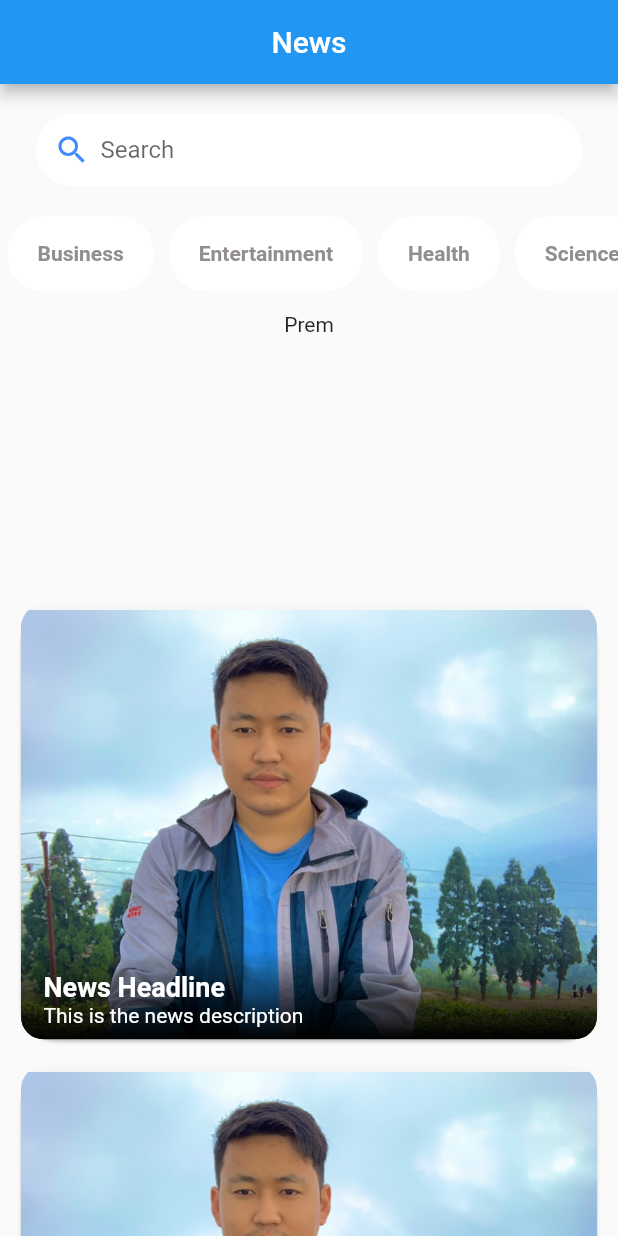
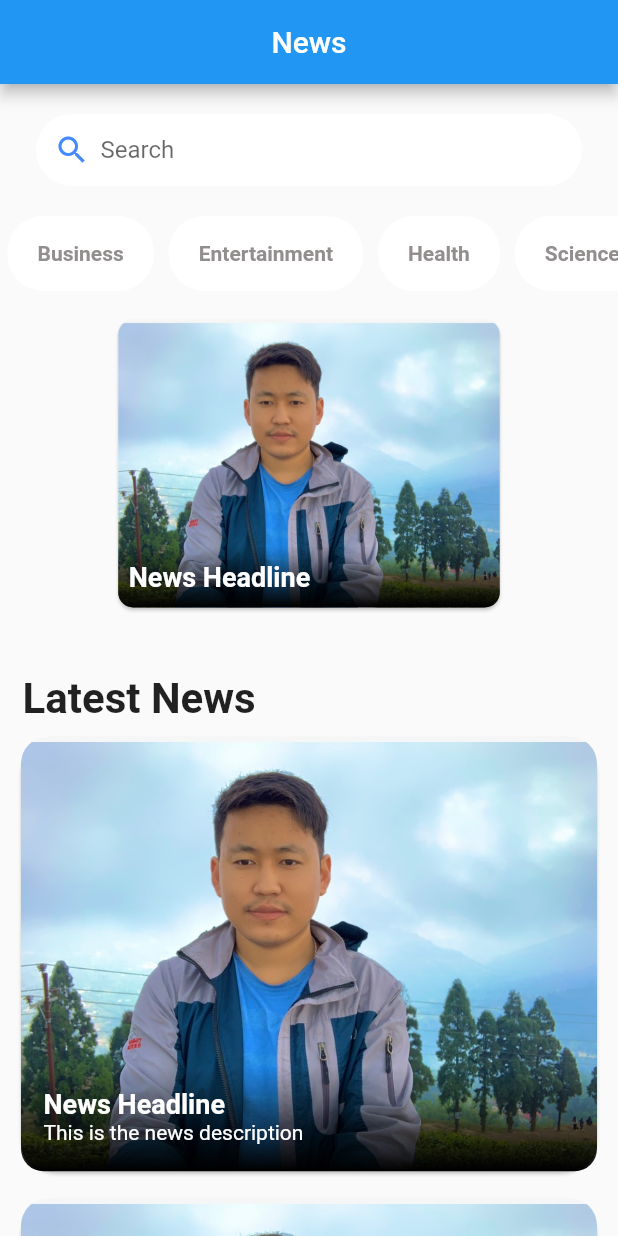
Before and after one commit to PremRai345/NewsApp, a Flutter app: the screen it shows after launch, on a phone screen of 412 x 824 dp. Run offline on Flutter 3.47's test engine with Material 2 defaults, Android fonts, the phone set to English and light mode, and no system bars; drawn by our look-alikes of carousel_slider.

Commit message:
Update home.dart
Home UI is updated.

```diff
--- a/news/lib/home.dart
+++ b/news/lib/home.dart
@@ -96,45 +96,96 @@ class _HomeState extends State<Home> {
                 },
               ),
             ),
-            CarouselSlider(
+            Container(
+              margin: const EdgeInsets.symmetric(vertical: 15),
+              child: CarouselSlider(
                 options: CarouselOptions(
                   height: 200,
                   autoPlay: true,
-                autoPlayInterval: const Duration(seconds: 3),
-                autoPlayAnimationDuration: const Duration(milliseconds: 800),
-                autoPlayCurve: Curves.fastOutSlowIn,
                   enlargeCenterPage: true,
                   scrollDirection: Axis.horizontal,
                   enableInfiniteScroll: false,
                 ),
-              items: items.map(
-                (item) {
-                  return Builder(
-                    builder: (BuildContext context) {
-                      return InkWell(
-                        onTap: () {
-                          print("Tapped");
-                        },
+                items: items.map((item) {
+                  return Builder(builder: (BuildContext context) {
+                    return Container(
+                      child: Card(
+                        shape: RoundedRectangleBorder(
+                          borderRadius: BorderRadius.circular(10),
+                        ),
+                        child: Stack(
+                          children: [
+                            ClipRRect(
+                              borderRadius: BorderRadius.circular(10),
+                              child: Image.asset(
+                                'assets/images/prem.jpg',
+                                fit: BoxFit.fitHeight,
+                                height: double.infinity,
+                              ),
+                            ),
+                            Positioned(
+                              left: 0,
+                              right: 0,
+                              bottom: 0,
                               child: Container(
-                          margin: const EdgeInsets.symmetric(
-                              horizontal: 5.0, vertical: 14.0),
-                          child: Text(item),
+                                decoration: BoxDecoration(
+                                  borderRadius: BorderRadius.circular(10),
+                                  gradient: LinearGradient(
+                                      colors: [
+                                        Colors.black12.withOpacity(0),
+                                        Colors.black,
+                                      ],
+                                      begin: Alignment.topCenter,
+                                      end: Alignment.bottomCenter),
+                                ),
+                                child: Container(
+                                  padding: const EdgeInsets.symmetric(
+                                      horizontal: 7, vertical: 10),
+                                  child: const Text(
+                                    'News Headline',
+                                    style: TextStyle(
+                                      fontSize: 18,
+                                      fontWeight: FontWeight.bold,
+                                      color: Colors.white,
+                                    ),
+                                  ),
+                                ),
+                              ),
+                            ),
+                          ],
+                        ),
                       ),
                     );
-                    },
-                  );
-                },
-              ).toList(),
+                  });
+                }).toList(),
+              ),
             ),
             Container(
-              child: ListView.builder(
-                physics: NeverScrollableScrollPhysics(),
+              child: Column(
+                children: [
+                  Container(
+                    margin: const EdgeInsets.fromLTRB(15, 25, 0, 0),
+                    child: Row(
+                      mainAxisAlignment: MainAxisAlignment.start,
+                      children: const [
+                        Text(
+                          'Latest News',
+                          style: TextStyle(
+                            fontWeight: FontWeight.bold,
+                            fontSize: 28,
+                          ),
+                        ),
+                      ],
+                    ),
+                  ),
+                  ListView.builder(
+                    physics: const NeverScrollableScrollPhysics(),
                     shrinkWrap: true,
                     itemCount: 10,
                     itemBuilder: (context, index) {
                       return Container(
-                    margin:
-                        const EdgeInsets.symmetric(horizontal: 10, vertical: 5),
+                        margin: const EdgeInsets.symmetric(
+                            horizontal: 10, vertical: 5),
                         child: Card(
                           shape: RoundedRectangleBorder(
                             borderRadius: BorderRadius.circular(24),
@@ -143,7 +194,7 @@ class _HomeState extends State<Home> {
                           child: Stack(
                             children: [
                               ClipRRect(
-                            borderRadius: BorderRadius.circular(15),
+                                borderRadius: BorderRadius.circular(18),
                                 child: Image.asset("assets/images/prem.jpg"),
                               ),
                               Positioned(
@@ -151,7 +202,7 @@ class _HomeState extends State<Home> {
                                 right: 0,
                                 bottom: 0,
                                 child: Container(
-                              height: 60,
+                                  height: 70,
                                   decoration: BoxDecoration(
                                     borderRadius: BorderRadius.circular(15),
                                     gradient: LinearGradient(
@@ -163,9 +214,11 @@ class _HomeState extends State<Home> {
                                       end: Alignment.bottomCenter,
                                     ),
                                   ),
-                              padding: const EdgeInsets.fromLTRB(15, 15, 10, 8),
+                                  padding:
+                                      const EdgeInsets.fromLTRB(15, 15, 10, 8),
                                   child: Column(
-                                crossAxisAlignment: CrossAxisAlignment.start,
+                                    crossAxisAlignment:
+                                        CrossAxisAlignment.start,
                                     children: const [
                                       Text(
                                         'News Headline',
@@ -191,6 +244,20 @@ class _HomeState extends State<Home> {
                       );
                     },
                   ),
+                  Container(
+                    padding: const EdgeInsets.fromLTRB(0, 10, 0, 5),
+                    child: Row(
+                      mainAxisAlignment: MainAxisAlignment.center,
+                      children: [
+                        ElevatedButton(
+                          onPressed: () {},
+                          child: const Text('Load More'),
+                        ),
+                      ],
+                    ),
+                  )
+                ],
+              ),
             ),
           ],
         ),
```
Lines whose indentation alone changed are shown as unchanged.
